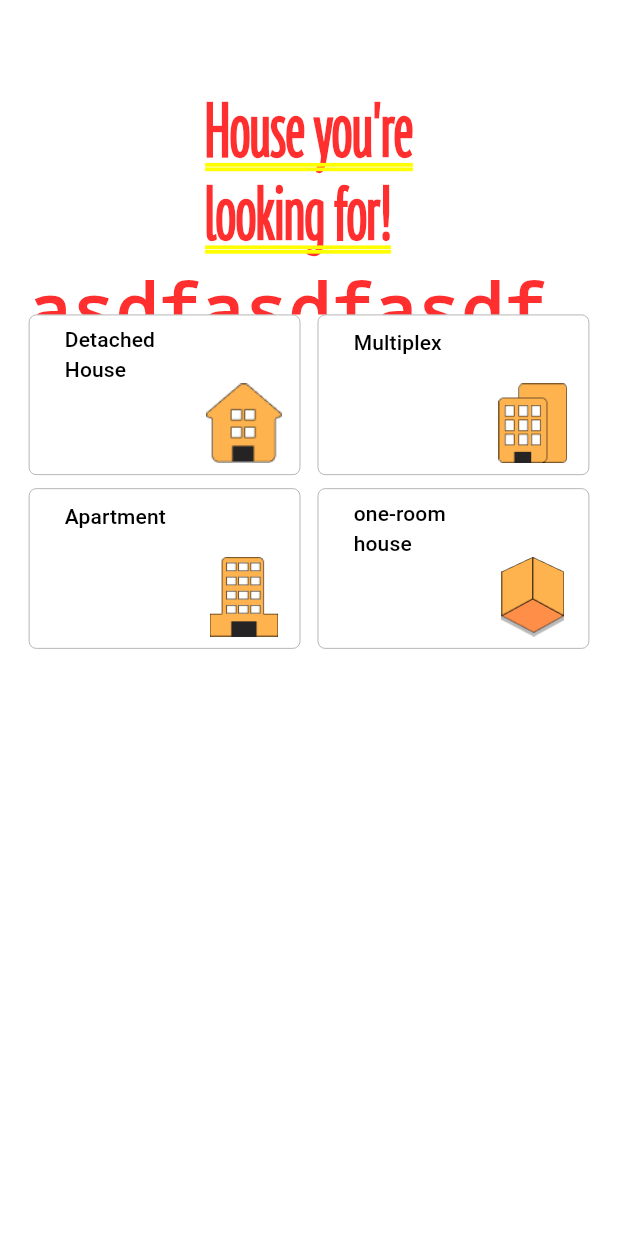
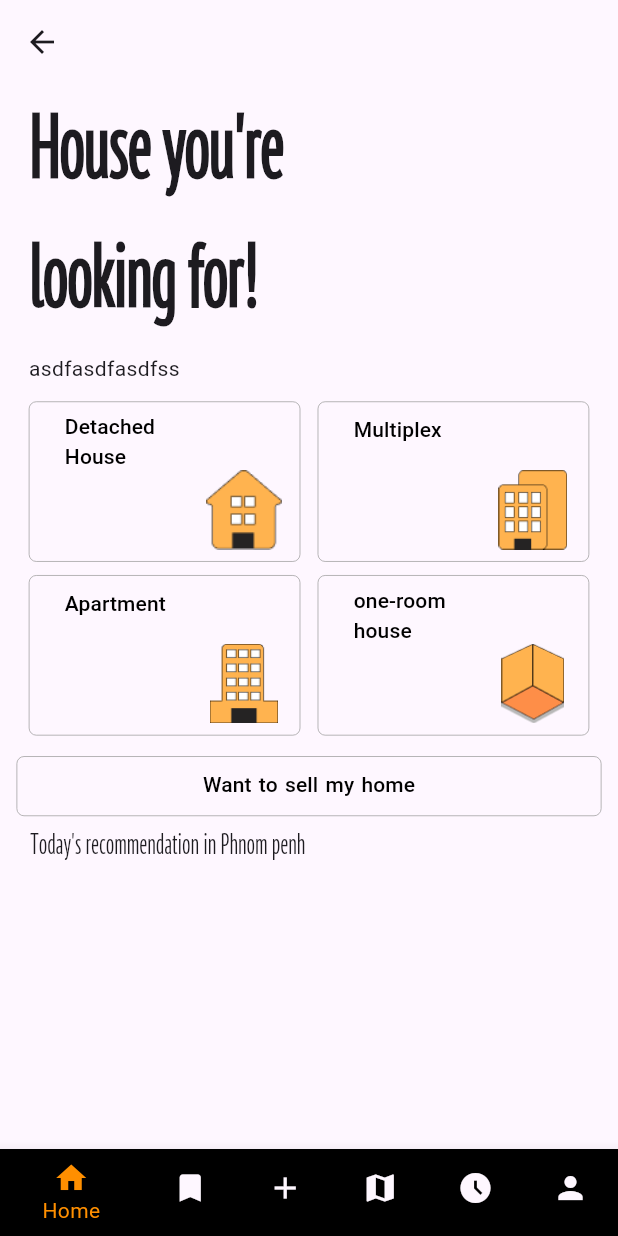
Before and after one commit to uuccu/somo, a Flutter app: the screen it shows after launch, after a tap on "Login With Facebook", on a phone screen of 412 x 824 dp. Run offline on Flutter 3.47's test engine with Material 2 defaults, Android fonts, the phone set to English and light mode, and no system bars; our stand-ins replace cloud_firestore, firebase_core, get, google_maps_flutter; accounts and stored records are empty.

Commit message:
feat: 이제야 잘된다........

```diff
--- a/lib/main.dart
+++ b/lib/main.dart
@@ -1,14 +1,24 @@
 import 'package:agile_frontend/routing/bottom_bar_routing_page.dart';
+import 'package:agile_frontend/service/house_data_provider_service.dart';
+import 'package:cloud_firestore/cloud_firestore.dart';
 import 'package:firebase_core/firebase_core.dart';
 import 'package:flutter/material.dart';
 import 'package:flutter_localizations/flutter_localizations.dart';
 import 'package:get/get.dart';
+import 'package:provider/provider.dart';
 
 import 'page/intro_page.dart';
 import 'page/login_page.dart';
 
-void main() {
-  runApp(const MyApp());
+void main() async {
+  runApp(MultiProvider(
+    providers: [
+      ChangeNotifierProvider(
+        create: (context) => (HouseDataProviderService()),
+      ),
+    ],
+    child: const MyApp(),
+  ));
 }
 
 class MyApp extends StatelessWidget {
@@ -36,15 +46,16 @@
           await Firebase.initializeApp();
 
           Duration duration = const Duration(seconds: 1);
-          // await Future.delayed(duration, () {
-          //   Get.offAll(LoginPage());
-          // });
+          await Future.delayed(duration, () {
+            Get.offAll(LoginPage());
+          });
           return "";
         }(),
         builder: (context, snapshot) {
           return AnimatedSwitcher(
-              duration: const Duration(milliseconds: 1000),
-              child: _splashLoadingWidget(snapshot));
+            duration: const Duration(milliseconds: 1000),
+            child: _splashLoadingWidget(snapshot),
+          );
         },
       ),
     );
--- a/lib/page/login_page.dart
+++ b/lib/page/login_page.dart
@@ -1,11 +1,9 @@
-import 'package:agile_frontend/page/auth/login_without.dart';
 import 'package:agile_frontend/routing/bottom_bar_routing_page.dart';
 import 'package:agile_frontend/util/device/screen.dart';
 import 'package:flutter/material.dart';
 import 'package:get/get.dart';
 
 import '../widget/login_button_widget.dart';
-import 'my_home_page.dart';
 
 class LoginPage extends StatefulWidget {
   @override
@@ -36,28 +34,28 @@
               text: 'Login With Facebook',
               imageUrl: 'asset/image/login_logo/facebook_logo.png',
               onPressed: () {
-                Get.offAll(() => const MyHomePage());
+                Get.to(() => BottomBarRoutingPage());
               },
             ),
             LoginButtonWidget(
               text: 'Login With Apple',
               imageUrl: 'asset/image/login_logo/apple_logo.png',
               onPressed: () {
-                Get.offAll(() => const MyHomePage());
+                Get.to(() => BottomBarRoutingPage());
               },
             ),
             LoginButtonWidget(
               text: 'Login With Google',
               imageUrl: 'asset/image/login_logo/google_logo.png',
               onPressed: () {
-                Get.offAll(() => const MyHomePage());
+                Get.to(() => BottomBarRoutingPage());
               },
             ),
             LoginButtonWidget(
               text: 'Browse without Login',
               imageUrl: null,
               onPressed: () {
-                Get.to(() => const LoginWithout());
+                Get.to(() => BottomBarRoutingPage());
               },
             ),
             Row(
--- a/lib/page/my_home_page.dart
+++ b/lib/page/my_home_page.dart
@@ -1,8 +1,7 @@
+import 'package:agile_frontend/widget/house_box_widget.dart';
 import 'package:flutter/material.dart';
-import 'package:get/get.dart';
 
 import '../util/device/screen.dart';
-import 'google_map_page.dart';
 
 class MyHomePage extends StatefulWidget {
   const MyHomePage({super.key});
@@ -16,16 +15,20 @@
   Widget build(BuildContext context) {
     return Column(
       children: [
-        Padding(
-            padding: EdgeInsets.only(
-          top: Screen.designToScreenHeight(context, 68),
-        )),
-        const Text(
-          'House you\'re\nlooking for! ',
-          textAlign: TextAlign.left,
-          style: TextStyle(
-            fontFamily: 'hgg',
-            fontSize: 50,
+        const Align(
+          alignment: Alignment.topLeft,
+          child: Padding(
+            padding: EdgeInsets.only(left: 20),
+            child: Text(
+              'House you\'re\nlooking for! ',
+              textAlign: TextAlign.left,
+              style: TextStyle(
+                fontStyle: FontStyle.normal,
+                fontWeight: FontWeight.bold,
+                fontFamily: 'hgg',
+                fontSize: 60,
+              ),
+            ),
           ),
         ),
         Column(
@@ -84,57 +87,36 @@
           padding:
               EdgeInsets.only(bottom: Screen.designToScreenHeight(context, 11)),
         ),
+        OutlinedButton(
+          style: OutlinedButton.styleFrom(
+            foregroundColor: Colors.black,
+            fixedSize: Size(390, 36),
+            side: const BorderSide(
+              color: Colors.grey,
+              width: 0.5,
+            ),
+            shape: const RoundedRectangleBorder(
+              borderRadius: BorderRadius.all(Radius.circular(5)),
+            ),
+          ),
+          onPressed: () {},
+          child: const Text('Want to sell my home'),
+        ),
+        const Align(
+          alignment: Alignment.topLeft,
+          child: Padding(
+            padding: EdgeInsets.only(left: 20),
+            child: Text(
+              'Today\'s recommendation in Phnom penh',
+              style: TextStyle(
+                fontFamily: 'hgg',
+                fontSize: 20,
+              ),
+              textAlign: TextAlign.left,
+            ),
+          ),
+        ),
       ],
     );
   }
 }
-
-class HouseBoxWidget extends StatelessWidget {
-  const HouseBoxWidget({
-    super.key,
-    required this.imageUrl,
-    required this.text,
-  });
-
-  final String text;
-  final String imageUrl;
-
-  @override
-  Widget build(BuildContext context) {
-    return OutlinedButton(
-      style: OutlinedButton.styleFrom(
-        foregroundColor: Colors.black,
-        fixedSize: Size(
-          Screen.designToScreenWidth(context, 189),
-          Screen.designToScreenHeight(context, 121),
-        ),
-        side: const BorderSide(
-          color: Colors.grey,
-          width: 0.5,
-        ),
-        shape: RoundedRectangleBorder(
-          borderRadius: BorderRadius.circular(5),
-        ),
-      ),
-      onPressed: () {
-        Get.to(GoogleMapPage());
-      },
-      child: Stack(
-        children: <Widget>[
-          Align(
-            alignment: Alignment(-1, -0.8),
-            child: Text(text),
-          ),
-          Align(
-            alignment: Alignment(1.4, 0.7),
-            child: Image(
-              width: Screen.designToScreenWidth(context, 60),
-              height: Screen.designToScreenHeight(context, 60),
-              image: AssetImage(imageUrl),
-            ),
-          ),
-        ],
-      ),
-    );
-  }
-}
--- /dev/null
+++ b/lib/widget/house_box_widget.dart
@@ -0,0 +1,55 @@
+import 'package:agile_frontend/page/google_map_page.dart';
+import 'package:flutter/material.dart';
+import 'package:get/get.dart';
+
+import '../util/device/screen.dart';
+
+class HouseBoxWidget extends StatelessWidget {
+  const HouseBoxWidget({
+    super.key,
+    required this.imageUrl,
+    required this.text,
+  });
+
+  final String text;
+  final String imageUrl;
+
+  @override
+  Widget build(BuildContext context) {
+    return OutlinedButton(
+      style: OutlinedButton.styleFrom(
+        foregroundColor: Colors.black,
+        fixedSize: Size(
+          Screen.designToScreenWidth(context, 189),
+          Screen.designToScreenHeight(context, 121),
+        ),
+        side: const BorderSide(
+          color: Colors.grey,
+          width: 0.5,
+        ),
+        shape: RoundedRectangleBorder(
+          borderRadius: BorderRadius.circular(5),
+        ),
+      ),
+      onPressed: () {
+        Get.to(GoogleMapPage());
+      },
+      child: Stack(
+        children: <Widget>[
+          Align(
+            alignment: const Alignment(-1, -0.8),
+            child: Text(text),
+          ),
+          Align(
+            alignment: const Alignment(1.4, 0.7),
+            child: Image(
+              width: Screen.designToScreenWidth(context, 60),
+              height: Screen.designToScreenHeight(context, 60),
+              image: AssetImage(imageUrl),
+            ),
+          ),
+        ],
+      ),
+    );
+  }
+}
```
Also changed, not shown: lib/page/google_map_page.dart (+31 -5 lines), lib/routing/bottom_bar_routing_page.dart (+7 -5 lines), lib/service/house_data_provider_service.dart (added, +40 -0 lines), lib/firebase/db/firebase_firestore.dart (line endings or trailing spaces), 3 other files.
